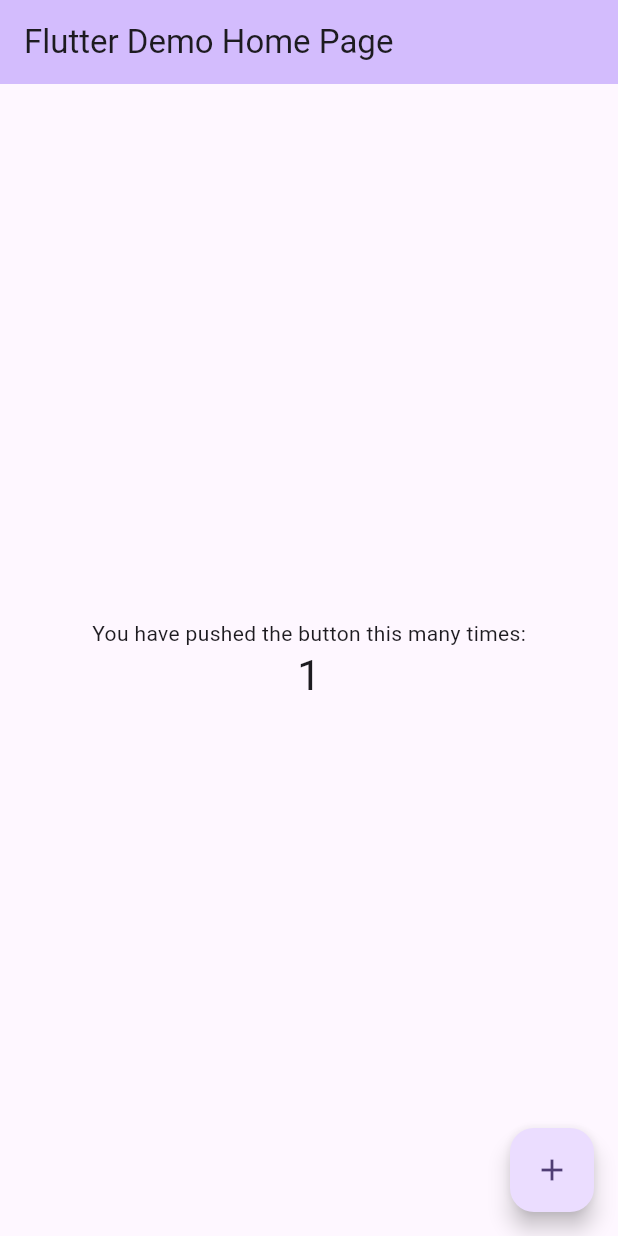
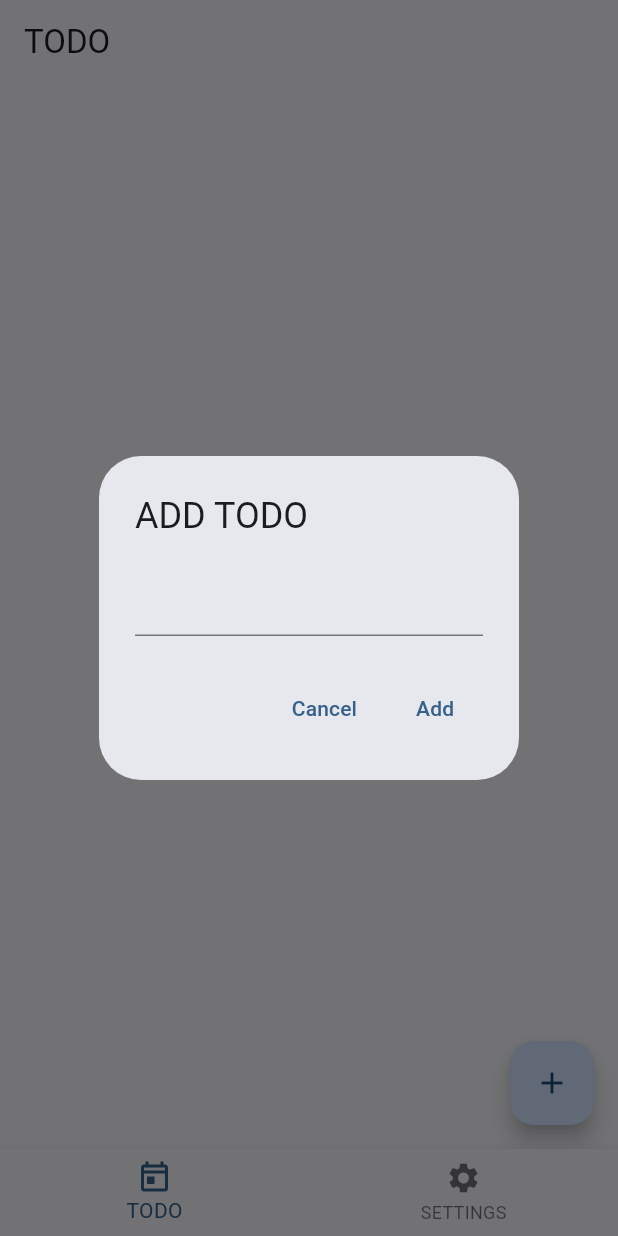
Before and after one commit to chanho2547/get_x_todo_app, a Flutter app: the screen it shows after launch, after a tap on the "add" icon, on a phone screen of 412 x 824 dp. Run offline on Flutter 3.47's test engine with Material 3 defaults, Android fonts, the light colour scheme and no system bars; our stand-ins replace cloud_firestore, firebase_core, get; accounts and stored records are empty.

Commit message:
투두 기능 추가

```diff
--- /dev/null
+++ b/lib/controllers/todo_controller.dart
@@ -0,0 +1,40 @@
+import 'package:cloud_firestore/cloud_firestore.dart';
+import 'package:get/get.dart';
+import 'package:get_x_todo_app/models/todo.dart';
+
+class TodoController extends GetxController {
+  final FirebaseFirestore _firestore = FirebaseFirestore.instance;
+  final todos = <Todo>[].obs;
+
+  // firestore에서 투두 리스트 가져오기
+  Future<void> fetchTodos() async {
+    final snapsnot = await _firestore.collection('todos').get();
+    todos.value =
+        snapsnot.docs.map((doc) => Todo.fromJson(doc.data(), doc.id)).toList();
+  }
+
+  // 투두 추가
+  Future<void> addTodo(String title) async {
+    final docRef = await _firestore.collection('todos').add({
+      'title': title,
+      'isComplete': false,
+    });
+    todos.add(Todo(id: docRef.id, title: title, isComplete: false));
+  }
+
+  // 투두 토글
+  Future<void> toggleTodo(String id, bool isComplete) async {
+    await _firestore.collection('todos').doc(id).update({
+      'isComplete': !isComplete,
+    });
+    final index = todos.indexWhere((todo) => todo.id == id);
+    todos[index].isComplete = !isComplete;
+    todos.refresh();
+  }
+
+  // 투두 삭제
+  Future<void> deleteTodo(String id) async {
+    await _firestore.collection('todos').doc(id).delete();
+    todos.removeWhere((todo) => todo.id == id);
+  }
+}
--- a/lib/main.dart
+++ b/lib/main.dart
@@ -1,6 +1,14 @@
+import 'package:firebase_core/firebase_core.dart';
 import 'package:flutter/material.dart';
+import 'package:get/get.dart';
+import 'package:get_x_todo_app/controllers/todo_controller.dart';
+import 'package:get_x_todo_app/views/settings_page.dart';
+import 'package:get_x_todo_app/views/todo_page.dart';
 
-void main() {
+void main() async {
+  WidgetsFlutterBinding.ensureInitialized();
+  await Firebase.initializeApp();
+
   runApp(const MyApp());
 }
 
@@ -11,58 +19,62 @@ class MyApp extends StatelessWidget {
   Widget build(BuildContext context) {
     return MaterialApp(
       title: 'Flutter Demo',
+      debugShowCheckedModeBanner: false,
       theme: ThemeData(
-        colorScheme: ColorScheme.fromSeed(seedColor: Colors.deepPurple),
+        colorScheme: ColorScheme.fromSeed(seedColor: Colors.blue),
         useMaterial3: true,
       ),
-      home: const MyHomePage(title: 'Flutter Demo Home Page'),
+      home: const MainScreen(),
     );
   }
 }
 
-class MyHomePage extends StatefulWidget {
-  const MyHomePage({super.key, required this.title});
-
-  final String title;
+// 메인 화면
+class MainScreen extends StatefulWidget {
+  const MainScreen({super.key});
 
   @override
-  State<MyHomePage> createState() => _MyHomePageState();
+  State<MainScreen> createState() => _MainScreenState();
 }
 
-class _MyHomePageState extends State<MyHomePage> {
-  int _counter = 0;
+class _MainScreenState extends State<MainScreen> {
+  int _seletecNavBar = 0;
+  final TodoController _todoController = Get.put(TodoController());
 
-  void _incrementCounter() {
-    setState(() {
-      _counter++;
-    });
+  @override
+  void initState() {
+    super.initState();
+    _todoController.fetchTodos();
   }
 
   @override
   Widget build(BuildContext context) {
     return Scaffold(
-      appBar: AppBar(
-        backgroundColor: Theme.of(context).colorScheme.inversePrimary,
-        title: Text(widget.title),
+      body: IndexedStack(
+        index: _seletecNavBar,
+        children: [
+          TodoPage(),
+          const SettingsPage(),
+        ],
       ),
-      body: Center(
-        child: Column(
-          mainAxisAlignment: MainAxisAlignment.center,
-          children: <Widget>[
-            const Text(
-              'You have pushed the button this many times:',
-            ),
-            Text(
-              '$_counter',
-              style: Theme.of(context).textTheme.headlineMedium,
-            ),
-          ],
-        ),
-      ),
-      floatingActionButton: FloatingActionButton(
-        onPressed: _incrementCounter,
-        tooltip: 'Increment',
-        child: const Icon(Icons.add),
+      bottomNavigationBar: BottomNavigationBar(
+        currentIndex: _seletecNavBar,
+        onTap: (value) {
+          setState(() {
+            _seletecNavBar = value;
+            _todoController.fetchTodos();
+          });
+        },
+        items: const [
+          BottomNavigationBarItem(
+            icon: Icon(Icons.today_outlined),
+            label: 'TODO',
+          ),
+          BottomNavigationBarItem(
+            icon: Icon(Icons.settings),
+            label: 'SETTINGS',
+          ),
+        ],
       ),
     );
   }
--- /dev/null
+++ b/lib/models/todo.dart
@@ -0,0 +1,22 @@
+class Todo {
+  String id;
+  String title;
+  bool isComplete;
+
+  Todo({required this.id, required this.title, required this.isComplete});
+
+  factory Todo.fromJson(Map<String, dynamic> json, String id) {
+    return Todo(
+      id: id,
+      title: json['title'],
+      isComplete: json['isComplete'],
+    );
+  }
+
+  Map<String, dynamic> toJson() {
+    return {
+      'title': title,
+      'isComplete': isComplete,
+    };
+  }
+}
--- /dev/null
+++ b/lib/views/settings_page.dart
@@ -0,0 +1,14 @@
+import 'package:flutter/material.dart';
+
+class SettingsPage extends StatelessWidget {
+  const SettingsPage({super.key});
+
+  @override
+  Widget build(BuildContext context) {
+    return const Scaffold(
+      body: Center(
+        child: Text("Settings Page"),
+      ),
+    );
+  }
+}
--- /dev/null
+++ b/lib/views/todo_page.dart
@@ -0,0 +1,89 @@
+import 'package:flutter/material.dart';
+import 'package:get/get.dart';
+import 'package:get_x_todo_app/controllers/todo_controller.dart';
+
+class TodoPage extends StatelessWidget {
+  TodoPage({super.key});
+
+  final TodoController todoController = Get.put(TodoController());
+
+  void _showAddTodoDialog(BuildContext context) {
+    final TextEditingController controller = TextEditingController();
+    showDialog(
+      context: context,
+      builder: (context) {
+        return AlertDialog(
+          title: const Text("ADD TODO"),
+          content: TextField(
+            controller: controller,
+          ),
+          actions: [
+            TextButton(
+              onPressed: () => Navigator.of(context).pop(),
+              child: const Text("Cancel"),
+            ),
+            TextButton(
+              onPressed: () {
+                if (controller.text.isNotEmpty) {
+                  todoController.addTodo(controller.text);
+                }
+                Navigator.of(context).pop();
+              },
+              child: const Text("Add"),
+            ),
+          ],
+        );
+      },
+    );
+  }
+
+  @override
+  Widget build(BuildContext context) {
+    return Scaffold(
+      appBar: AppBar(
+        title: const Text("TODO"),
+      ),
+      body: Obx(
+        () {
+          if (todoController.todos.isEmpty) {
+            return const Center(child: Text("Please add todo"));
+          }
+          return ListView.builder(
+            itemCount: todoController.todos.length,
+            itemBuilder: (context, index) {
+              final todo = todoController.todos[index];
+              return ListTile(
+                title: Text(
+                  todo.title,
+                  style: TextStyle(
+                    decoration: todo.isComplete
+                        ? TextDecoration.lineThrough
+                        : TextDecoration.none,
+                  ),
+                ),
+                trailing: Row(
+                  mainAxisSize: MainAxisSize.min,
+                  children: [
+                    Checkbox(
+                      value: todo.isComplete,
+                      onChanged: (_) =>
+                          todoController.toggleTodo(todo.id, todo.isComplete),
+                    ),
+                    IconButton(
+                      onPressed: () => todoController.deleteTodo(todo.id),
+                      icon: const Icon(Icons.delete),
+                    ),
+                  ],
+                ),
+              );
+            },
+          );
+        },
+      ),
+      floatingActionButton: FloatingActionButton(
+        onPressed: () => _showAddTodoDialog(context),
+        child: const Icon(Icons.add),
+      ),
+    );
+  }
+}
--- a/pubspec.yaml
+++ b/pubspec.yaml
@@ -35,6 +35,9 @@ dependencies:
   # The following adds the Cupertino Icons font to your application.
   # Use with the CupertinoIcons class for iOS style icons.
   cupertino_icons: ^1.0.8
+  firebase_core: ^3.8.1
+  cloud_firestore: ^5.5.1
+  get: ^4.6.6
 
 dev_dependencies:
   flutter_test:
```
Also changed, not shown: lib/views/login_page.dart (added), lib/views/sign_up_page.dart (added), pubspec.lock, 12 other files.
